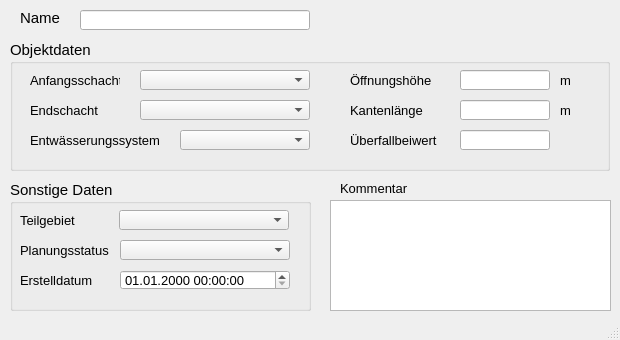
Before: the Qt Designer form qkan/forms/qkan_wehre.ui in hoettges/QKan, drawn with Qt 5.
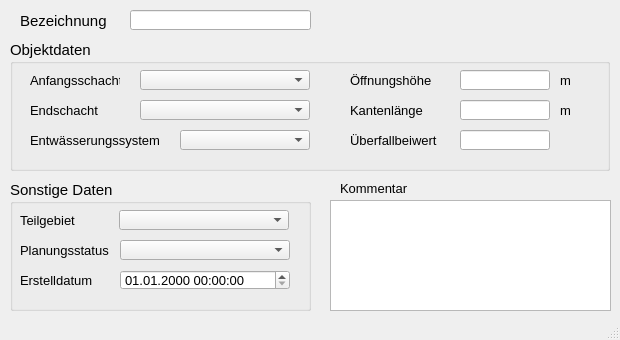
After: the same form once the commit is applied. Custom widgets are drawn as their Qt base class.

What changed in the file:
```diff
--- a/qkan/forms/qkan_wehre.ui
+++ b/qkan/forms/qkan_wehre.ui
@@ -47,8 +47,8 @@
      <rect>
       <x>20</x>
       <y>10</y>
-      <width>60</width>
-      <height>16</height>
+      <width>91</width>
+      <height>21</height>
      </rect>
     </property>
     <property name="font">
@@ -58,7 +58,7 @@
      </font>
     </property>
     <property name="text">
-     <string>Name</string>
+     <string>Bezeichnung</string>
     </property>
    </widget>
    <widget class="QGroupBox" name="groupBox_3">
@@ -515,9 +515,9 @@
    <widget class="QLineEdit" name="haltnam">
     <property name="geometry">
      <rect>
-      <x>80</x>
+      <x>130</x>
       <y>10</y>
-      <width>230</width>
+      <width>181</width>
       <height>20</height>
      </rect>
     </property>
```
Left out of the diff: 6 changed lines with no effect on the pictures.
